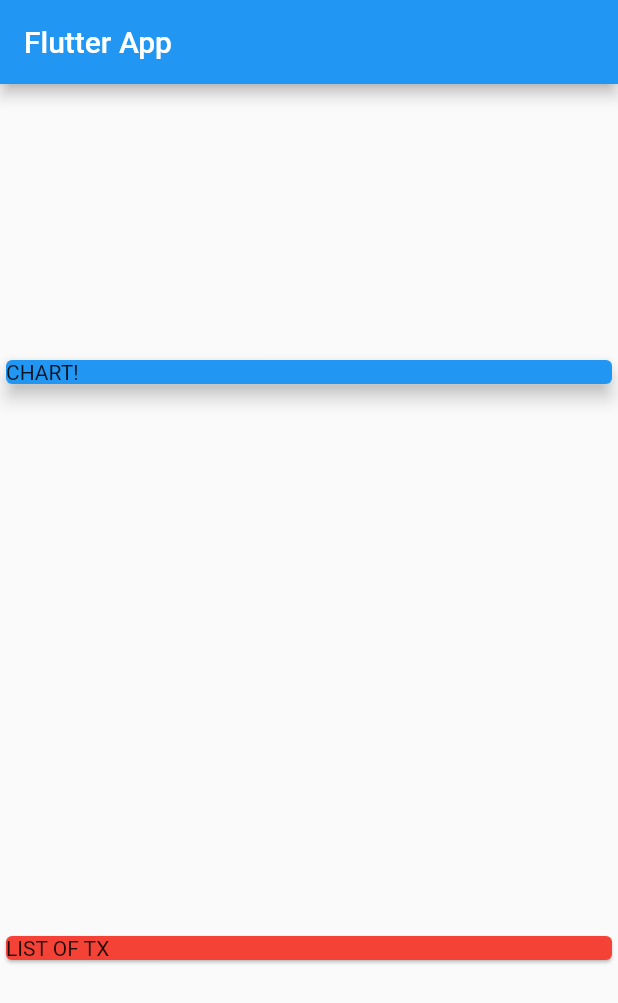
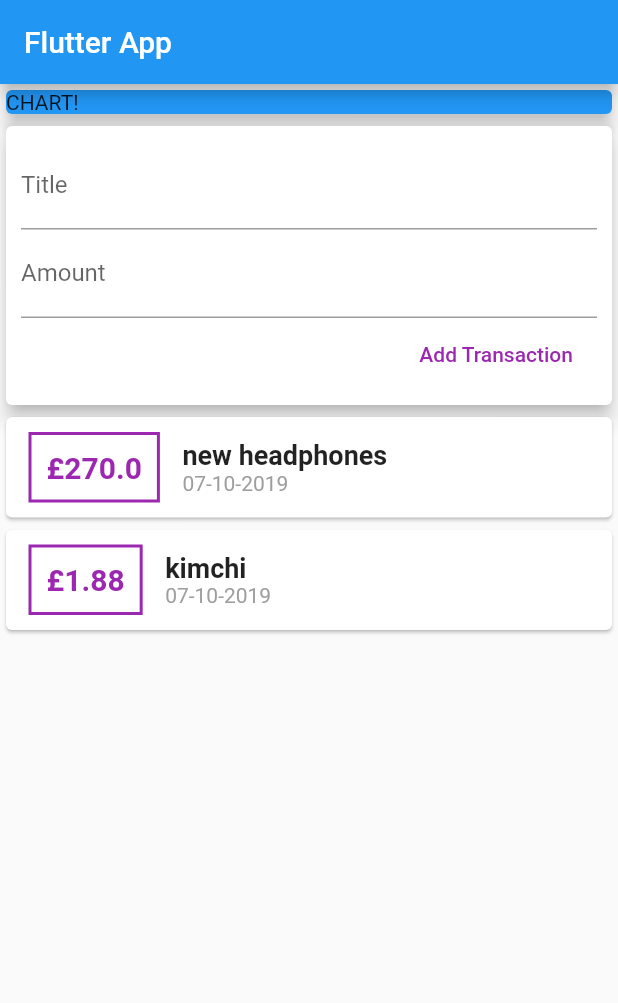
Before and after one commit to chiho13/personalexpenses, a Flutter app: the screen it shows after launch, on a phone screen of 412 x 824 dp. Shown: the top 1003 px of the screen. Run offline on Flutter 3.47's test engine with Material 2 defaults, Android fonts, the phone set to English and light mode, and no system bars.

Commit message:
section 82

```diff
--- a/lib/main.dart
+++ b/lib/main.dart
@@ -1,4 +1,6 @@
 import 'package:flutter/material.dart';
+import './transaction.dart';
+import 'package:intl/intl.dart';
 
 void main() => runApp(MyApp());
 
@@ -13,6 +15,25 @@ class MyApp extends StatelessWidget {
 }
 
 class MyHomePage extends StatelessWidget {
+  final List<Transaction> transactions = [
+    Transaction(
+      id: 't1',
+      title: 'new headphones',
+      amount: 270.00,
+      date: DateTime.now(),
+    ),
+    Transaction(
+      id: 't2',
+      title: 'kimchi',
+      amount: 1.88,
+      date: DateTime.now(),
+    ),
+  ];
+
+  final titleController = TextEditingController();
+  final amountController = TextEditingController();
+
+
   @override
   Widget build(BuildContext context) {
     return Scaffold(
@@ -20,7 +41,7 @@ class MyHomePage extends StatelessWidget {
         title: Text('Flutter App'),
       ),
       body: Column(
-        mainAxisAlignment: MainAxisAlignment.spaceAround,
+        // mainAxisAlignment: MainAxisAlignment.spaceAround,
         crossAxisAlignment: CrossAxisAlignment.stretch,
         children: <Widget>[
           Container(
@@ -32,9 +53,67 @@ class MyHomePage extends StatelessWidget {
             ),
           ),
           Card(
-            color: Colors.red,
-            child: Text('LIST OF TX'),
+            elevation: 5,
+            child: Container(
+              padding: EdgeInsets.all(10),
+              child: Column(
+                crossAxisAlignment: CrossAxisAlignment.end,
+                children: <Widget>[
+                  TextField(
+                    decoration: InputDecoration(labelText: 'Title'),
+                    controller: titleController,
+                  ),
+                  TextField(
+                    decoration: InputDecoration(labelText: 'Amount'),
+                    controller: amountController,
+                  ),
+                  FlatButton(
+                    child: Text('Add Transaction'),
+                    textColor: Colors.purple,
+                    onPressed: () {
+                      print(titleController.text);
+                      print(amountController.text);
+                    },
+                  ),
+                ],
+              ),
+            ),
           ),
+          Column(
+            children: transactions.map((tx) {
+              return Card(
+                  child: Row(
+                children: <Widget>[
+                  Container(
+                    margin: EdgeInsets.symmetric(vertical: 10, horizontal: 15),
+                    padding: EdgeInsets.all(10),
+                    decoration: BoxDecoration(
+                        border: Border.all(
+                      color: Colors.purple,
+                      width: 2,
+                    )),
+                    child: Text(
+                      '£${tx.amount}',
+                      style: TextStyle(
+                          fontWeight: FontWeight.bold,
+                          fontSize: 20,
+                          color: Colors.purple),
+                    ),
+                  ),
+                  Column(
+                    crossAxisAlignment: CrossAxisAlignment.start,
+                    children: <Widget>[
+                      Text(tx.title,
+                          style: TextStyle(
+                              fontWeight: FontWeight.bold, fontSize: 18)),
+                      Text(DateFormat('dd-MM-yyyy').format(tx.date),
+                          style: TextStyle(color: Colors.grey))
+                    ],
+                  )
+                ],
+              ));
+            }).toList(),
+          )
         ],
       ),
     );
--- /dev/null
+++ b/lib/transaction.dart
@@ -0,0 +1,15 @@
+import 'package:flutter/foundation.dart';
+
+class Transaction {
+  final String id;
+  final String title;
+  final double amount;
+  DateTime date;
+
+  Transaction({
+    @required this.id,
+    @required this.title,
+    @required this.amount,
+    @required this.date
+  });
+}
--- a/pubspec.yaml
+++ b/pubspec.yaml
@@ -19,6 +19,8 @@ environment:
 dependencies:
   flutter:
     sdk: flutter
+
+  intl: ^0.16.0
 
   # The following adds the Cupertino Icons font to your application.
   # Use with the CupertinoIcons class for iOS style icons.
```
Also changed, not shown: pubspec.lock.
